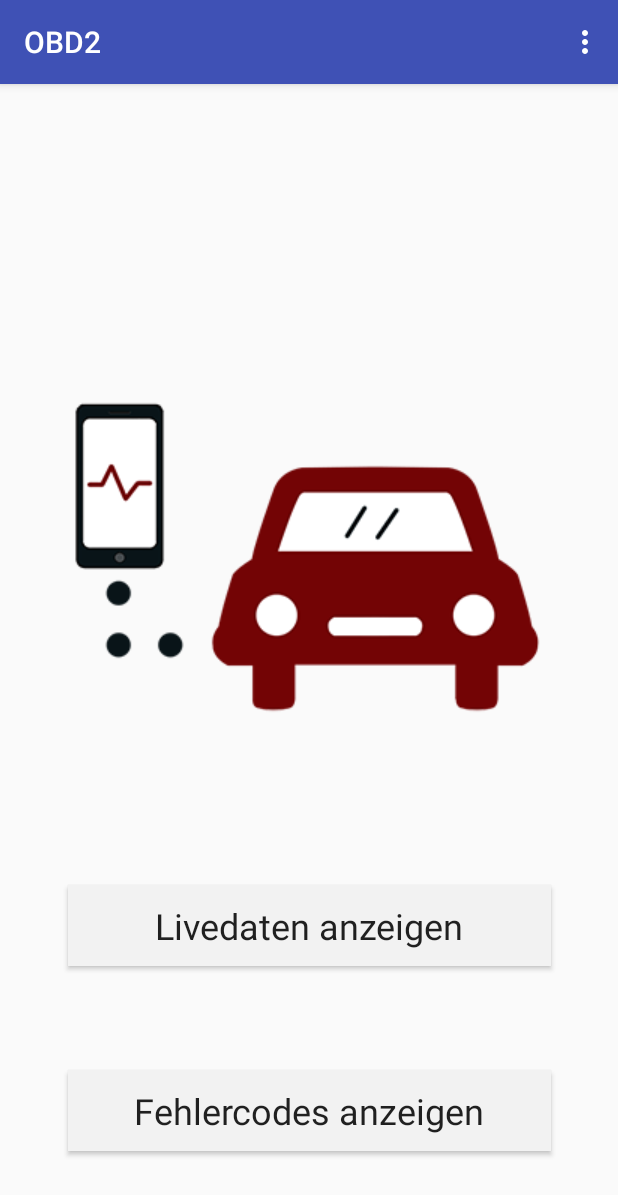
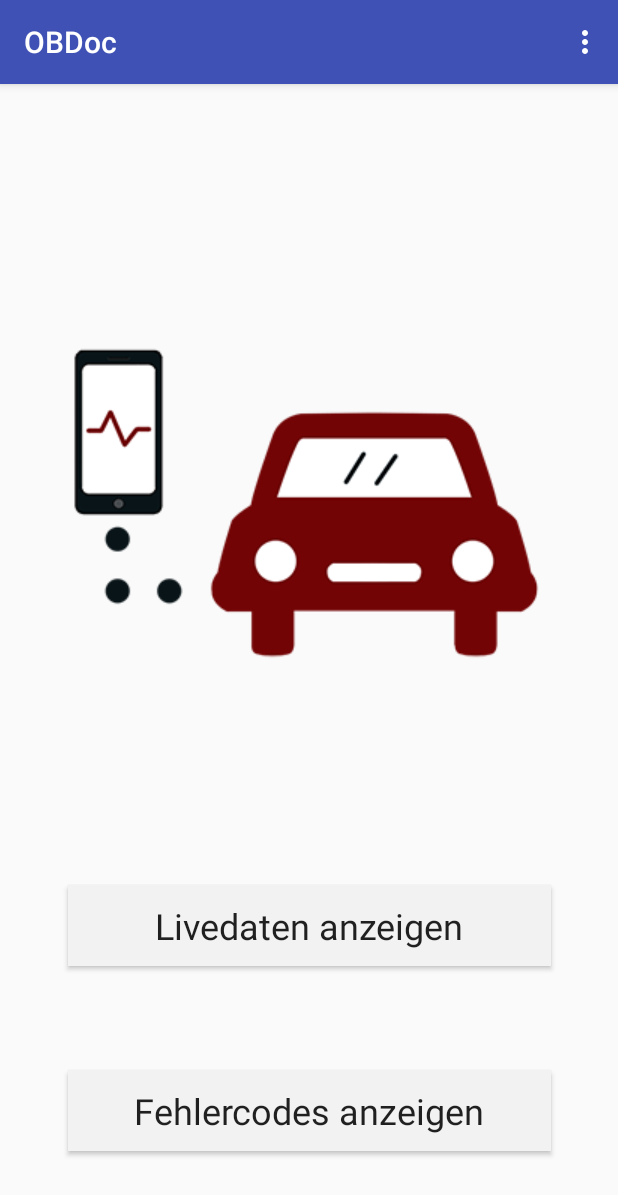
Before and after one commit to JonathanSeibel/obd2app, an Android app: the screen it shows after launch (MainActivity), on a phone screen of 412 x 824 dp. Shown: the top 1195 px of the screen. Run offline under Robolectric (Android 15) with nearby library versions, the phone set to English and light mode, and no system bars.

Commit message:
Version der Studienarbeits-Dokumentation

```diff
--- a/app/src/main/res/layout/activity_main.xml
+++ b/app/src/main/res/layout/activity_main.xml
@@ -47,11 +47,11 @@
         android:id="@+id/imageButton_logo"
         android:layout_width="323dp"
         android:layout_height="415dp"
-        android:layout_marginBottom="8dp"
+        android:layout_marginBottom="44dp"
         android:background="@color/colorAccent2"
         app:layout_constraintBottom_toTopOf="@+id/button_livedaten_anzeigen"
         app:layout_constraintEnd_toEndOf="parent"
-        app:layout_constraintHorizontal_bias="0.513"
+        app:layout_constraintHorizontal_bias="0.501"
         app:layout_constraintStart_toStartOf="parent"
         app:srcCompat="@drawable/logoobdzweikleinerinterlaced" />
 
--- a/app/src/main/res/values/strings.xml
+++ b/app/src/main/res/values/strings.xml
@@ -1,8 +1,8 @@
 <resources>
-    <string name="app_name">OBD2</string>
+    <string name="app_name">OBDoc</string>
     <string name="livedaten_anzeigen">Livedaten anzeigen</string>
     <string name="fehlercodes_anzeigen">Fehlercodes anzeigen</string>
-    <string name="title_activity_livedaten_tabs">LivedatenTabs</string>
+    <string name="title_activity_livedaten_tabs">Livedaten</string>
     <string name="action_settings">Settings</string>
     <string name="section_format">Hello World from section: %1$d</string>
     <string name="update">Aktualisieren</string>
```
